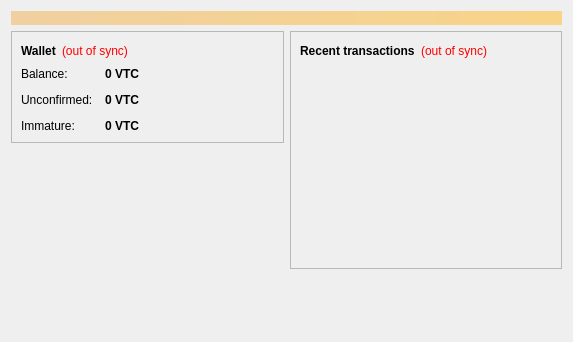
Qt form src/qt/forms/overviewpage.ui (ECHO-ECHOOooo/kudzucoin) before a commit.
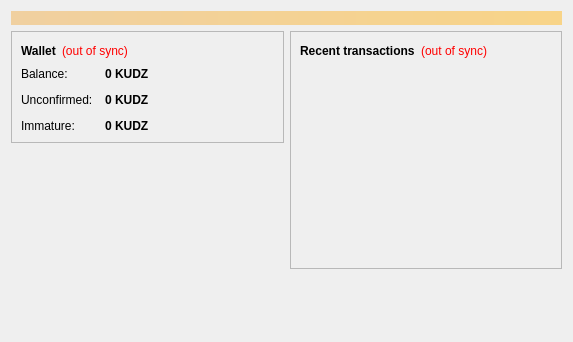
The same form after that commit.

```diff
--- a/src/qt/forms/overviewpage.ui
+++ b/src/qt/forms/overviewpage.ui
@@ -122,7 +122,7 @@
                <string>Your current balance</string>
               </property>
               <property name="text">
-               <string notr="true">0 VTC</string>
+               <string notr="true">0 KUDZ</string>
               </property>
               <property name="textInteractionFlags">
                <set>Qt::LinksAccessibleByMouse|Qt::TextSelectableByKeyboard|Qt::TextSelectableByMouse</set>
@@ -151,7 +151,7 @@
                <string>Total of transactions that have yet to be confirmed, and do not yet count toward the current balance</string>
               </property>
               <property name="text">
-               <string notr="true">0 VTC</string>
+               <string notr="true">0 KUDZ</string>
               </property>
               <property name="textInteractionFlags">
                <set>Qt::LinksAccessibleByMouse|Qt::TextSelectableByKeyboard|Qt::TextSelectableByMouse</set>
@@ -177,7 +177,7 @@
                <string>Mined balance that has not yet matured</string>
               </property>
               <property name="text">
-               <string notr="true">0 VTC</string>
+               <string notr="true">0 KUDZ</string>
               </property>
               <property name="textInteractionFlags">
                <set>Qt::LinksAccessibleByMouse|Qt::TextSelectableByKeyboard|Qt::TextSelectableByMouse</set>
```
Left out of the diff: 4 changed lines with no effect on the pictures.
